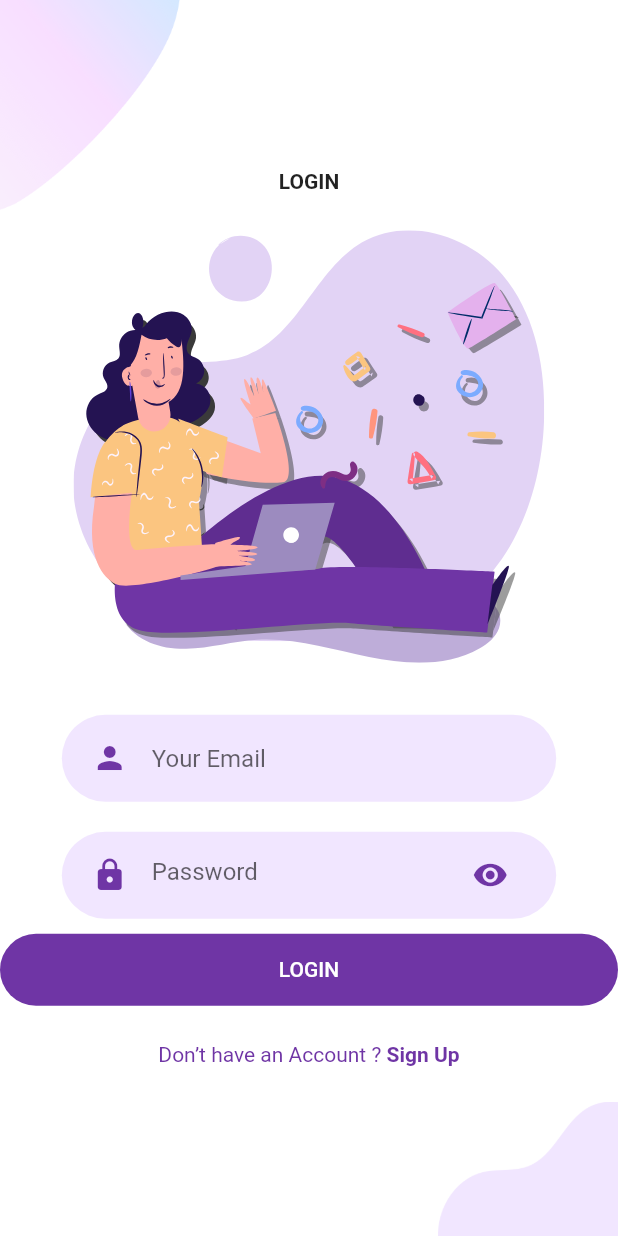
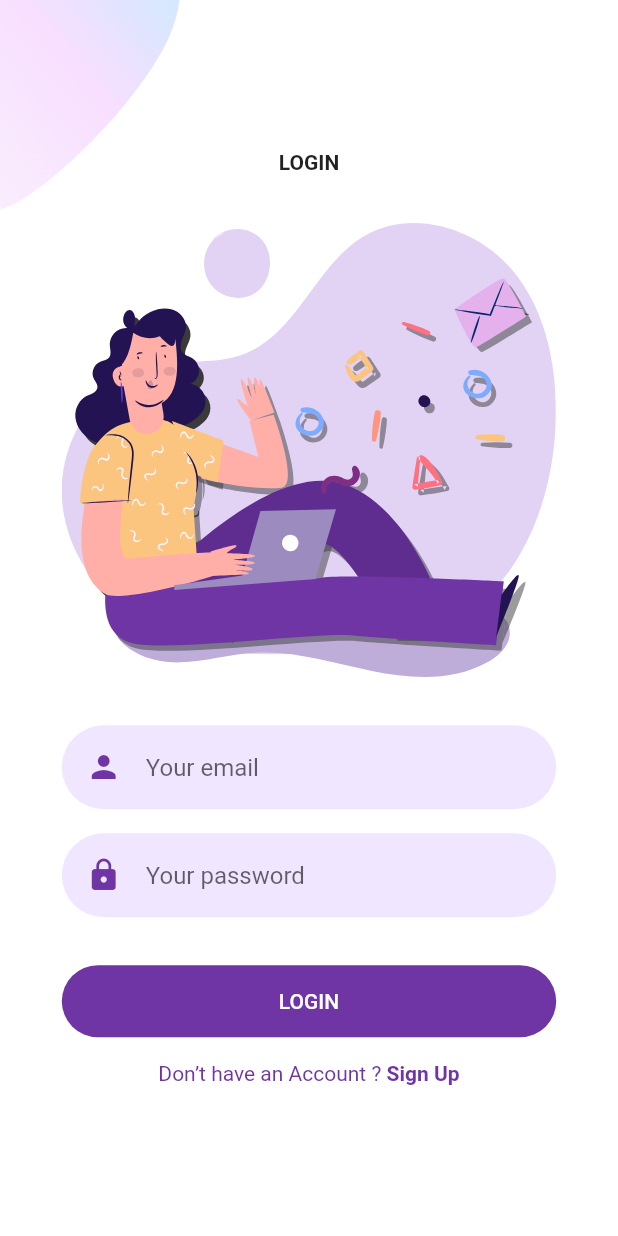
Before and after one commit to softdev55/Welcome-Login-Signup-Page-Flutter, a Flutter app: the screen it shows after launch, after a tap on "LOGIN", on a phone screen of 412 x 824 dp. Run offline on Flutter 3.47's test engine with Material 2 defaults, Android fonts, the light colour scheme and no system bars; our stand-ins replace flutter_svg.

Commit message:
login screen done

```diff
--- a/lib/Screens/Login/components/body.dart
+++ /dev/null
@@ -1,67 +0,0 @@
-import 'package:flutter/material.dart';
-import 'package:flutter_auth/components/background.dart';
-import 'package:flutter_auth/Screens/Signup/signup_screen.dart';
-import 'package:flutter_auth/components/already_have_an_account_acheck.dart';
-import 'package:flutter_auth/components/rounded_button.dart';
-import 'package:flutter_auth/components/rounded_input_field.dart';
-import 'package:flutter_auth/components/rounded_password_field.dart';
-import 'package:flutter_svg/svg.dart';
-
-class Body extends StatelessWidget {
-  const Body({
-    Key? key,
-  }) : super(key: key);
-
-  @override
-  Widget build(BuildContext context) {
-    Size size = MediaQuery.of(context).size;
-    return Background(
-      child: SingleChildScrollView(
-        child: Column(
-          mainAxisAlignment: MainAxisAlignment.center,
-          children: <Widget>[
-            Text(
-              "LOGIN",
-              style: TextStyle(fontWeight: FontWeight.bold),
-            ),
-            SizedBox(height: size.height * 0.03),
-            SvgPicture.asset(
-              "assets/icons/login.svg",
-              height: size.height * 0.35,
-            ),
-            SizedBox(height: size.height * 0.03),
-            RoundedInputField(
-              hintText: "Your Email",
-              onChanged: (value) {},
-            ),
-            RoundedPasswordField(
-              onChanged: (value) {},
-            ),
-            Hero(
-              tag: "login_btn",
-              child: ElevatedButton(
-                onPressed: () {},
-                child: Text(
-                  "Login".toUpperCase(),
-                ),
-              ),
-            ),
-            SizedBox(height: size.height * 0.03),
-            AlreadyHaveAnAccountCheck(
-              press: () {
-                Navigator.push(
-                  context,
-                  MaterialPageRoute(
-                    builder: (context) {
-                      return SignUpScreen();
-                    },
-                  ),
-                );
-              },
-            ),
-          ],
-        ),
-      ),
-    );
-  }
-}
--- /dev/null
+++ b/lib/Screens/Login/components/login_form.dart
@@ -0,0 +1,72 @@
+import 'package:flutter/material.dart';
+
+import '../../../components/already_have_an_account_acheck.dart';
+import '../../../constants.dart';
+import '../../Signup/signup_screen.dart';
+
+class LoginForm extends StatelessWidget {
+  const LoginForm({
+    Key? key,
+  }) : super(key: key);
+
+  @override
+  Widget build(BuildContext context) {
+    return Form(
+      child: Column(
+        children: [
+          TextFormField(
+            keyboardType: TextInputType.emailAddress,
+            textInputAction: TextInputAction.next,
+            cursorColor: kPrimaryColor,
+            onSaved: (email) {},
+            decoration: InputDecoration(
+              hintText: "Your email",
+              prefixIcon: Padding(
+                padding: const EdgeInsets.all(defaultPadding),
+                child: Icon(Icons.person),
+              ),
+            ),
+          ),
+          Padding(
+            padding: const EdgeInsets.symmetric(vertical: defaultPadding),
+            child: TextFormField(
+              textInputAction: TextInputAction.done,
+              obscureText: true,
+              cursorColor: kPrimaryColor,
+              decoration: InputDecoration(
+                hintText: "Your password",
+                prefixIcon: Padding(
+                  padding: const EdgeInsets.all(defaultPadding),
+                  child: Icon(Icons.lock),
+                ),
+              ),
+            ),
+          ),
+          const SizedBox(height: defaultPadding),
+          Hero(
+            tag: "login_btn",
+            child: ElevatedButton(
+              onPressed: () {},
+              child: Text(
+                "Login".toUpperCase(),
+              ),
+            ),
+          ),
+          const SizedBox(height: defaultPadding),
+          AlreadyHaveAnAccountCheck(
+            press: () {
+              Navigator.push(
+                context,
+                MaterialPageRoute(
+                  builder: (context) {
+                    return SignUpScreen();
+                  },
+                ),
+              );
+            },
+          ),
+        ],
+      ),
+    );
+  }
+}
--- /dev/null
+++ b/lib/Screens/Login/components/login_screen_top_image.dart
@@ -0,0 +1,34 @@
+import 'package:flutter/material.dart';
+import 'package:flutter_svg/flutter_svg.dart';
+
+import '../../../constants.dart';
+
+class LoginScreenTopImage extends StatelessWidget {
+  const LoginScreenTopImage({
+    Key? key,
+  }) : super(key: key);
+
+  @override
+  Widget build(BuildContext context) {
+    return Column(
+      children: [
+        Text(
+          "LOGIN",
+          style: TextStyle(fontWeight: FontWeight.bold),
+        ),
+        SizedBox(height: defaultPadding * 2),
+        Row(
+          children: [
+            const Spacer(),
+            Expanded(
+              flex: 8,
+              child: SvgPicture.asset("assets/icons/login.svg"),
+            ),
+            const Spacer(),
+          ],
+        ),
+        SizedBox(height: defaultPadding * 2),
+      ],
+    );
+  }
+}
--- a/lib/Screens/Login/login_screen.dart
+++ b/lib/Screens/Login/login_screen.dart
@@ -1,11 +1,32 @@
 import 'package:flutter/material.dart';
-import 'package:flutter_auth/Screens/Login/components/body.dart';
+
+import '../../components/background.dart';
+import 'components/login_form.dart';
+import 'components/login_screen_top_image.dart';
 
 class LoginScreen extends StatelessWidget {
   @override
   Widget build(BuildContext context) {
-    return Scaffold(
-      body: Body(),
+    return Background(
+      child: SingleChildScrollView(
+        child: Column(
+          mainAxisAlignment: MainAxisAlignment.center,
+          children: <Widget>[
+            LoginScreenTopImage(),
+            Row(
+              children: [
+                const Spacer(),
+                Expanded(
+                  flex: 8,
+                  child: LoginForm(),
+                ),
+                Spacer(),
+              ],
+            ),
+          ],
+        ),
+      ),
     );
+    ;
   }
 }
--- a/lib/Screens/Welcome/welcome_screen.dart
+++ b/lib/Screens/Welcome/welcome_screen.dart
@@ -9,8 +9,6 @@ import '../../constants.dart';
 class WelcomeScreen extends StatelessWidget {
   @override
   Widget build(BuildContext context) {
-    Size size = MediaQuery.of(context).size;
-    // This size provide us total height and width of our screen
     return Background(
       child: SingleChildScrollView(
         child: SafeArea(
--- a/lib/components/background.dart
+++ b/lib/components/background.dart
@@ -13,12 +13,11 @@ class Background extends StatelessWidget {
 
   @override
   Widget build(BuildContext context) {
-    Size size = MediaQuery.of(context).size;
     return Scaffold(
       resizeToAvoidBottomInset: false,
       body: Container(
         width: double.infinity,
-        height: size.height,
+        height: MediaQuery.of(context).size.height,
         child: Stack(
           alignment: Alignment.center,
           children: <Widget>[
@@ -30,12 +29,12 @@ class Background extends StatelessWidget {
                 width: 120,
               ),
             ),
-            Positioned(
-              bottom: 0,
-              right: 0,
-              child: Image.asset(bottomImage, width: 120),
-            ),
-            child,
+            // Positioned(
+            //   bottom: 0,
+            //   right: 0,
+            //   child: Image.asset(bottomImage, width: 120),
+            // ),
+            SafeArea(child: child),
           ],
         ),
       ),
--- a/lib/main.dart
+++ b/lib/main.dart
@@ -23,7 +23,18 @@ class MyApp extends StatelessWidget {
               minimumSize: Size(double.infinity, 48),
             ),
           ),
+          inputDecorationTheme: InputDecorationTheme(
+            filled: true,
+            fillColor: kPrimaryLightColor,
+            iconColor: kPrimaryColor,
+            prefixIconColor: kPrimaryColor,
+            contentPadding: EdgeInsets.symmetric(
+                horizontal: defaultPadding, vertical: defaultPadding),
+            border: OutlineInputBorder(
+              borderRadius: BorderRadius.all(Radius.circular(30)),
+              borderSide: BorderSide.none,
             ),
+          )),
       home: WelcomeScreen(),
     );
   }
```
Lines whose indentation alone changed are shown as unchanged.
